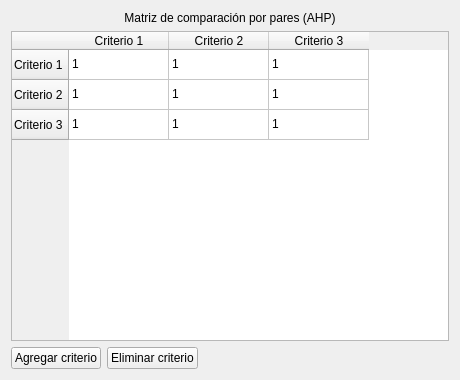
Qt form Desktop/ASIA_HAR_DESKTOP/ui/resources/criteriaTable.ui (ahg00048/ASIA_HAR_PARA_EL_DIAGNOSTICO) before a commit.
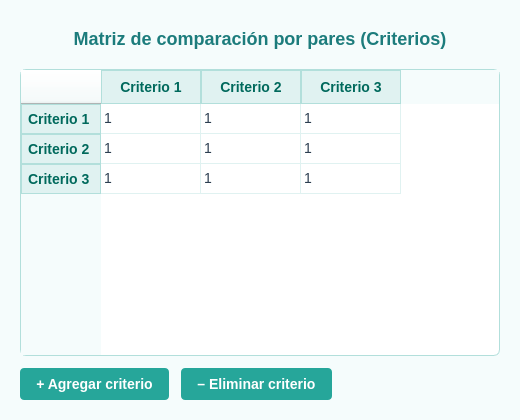
The same form after that commit.

Commit message: mejorando apartado visual de los dos widgets

What changed in the file:
```diff
--- a/Desktop/ASIA_HAR_DESKTOP/ui/resources/criteriaTable.ui
+++ b/Desktop/ASIA_HAR_DESKTOP/ui/resources/criteriaTable.ui
@@ -1,23 +1,84 @@
 <?xml version="1.0" encoding="UTF-8"?>
 <ui version="4.0">
- <class>CriteriaTableWidget</class>
- <widget class="QWidget" name="CriteriaTableWidget">
+ <class>Widget_CriteriaTableWidget</class>
+ <widget class="QWidget" name="Widget_CriteriaTableWidget">
   <property name="geometry">
    <rect>
     <x>0</x>
     <y>0</y>
-    <width>460</width>
-    <height>380</height>
+    <width>520</width>
+    <height>420</height>
    </rect>
   </property>
   <property name="windowTitle">
    <string>Matriz de criterios AHP</string>
   </property>
+  <property name="styleSheet">
+   <string notr="true">
+    QWidget {
+        background-color: #F5FCFC;
+        font-family: "Segoe UI", "Roboto", sans-serif;
+        font-size: 14px;
+        color: #2C3E50;
+    }
+    QLabel#titleLabel {
+        font-size: 18px;
+        font-weight: bold;
+        color: #1C7C7C;
+        padding: 8px;
+    }
+    QTableWidget {
+        background-color: #FFFFFF;
+        border: 1px solid #B2DFDB;
+        border-radius: 6px;
+        gridline-color: #E0F2F1;
+        selection-background-color: #B2DFDB;
+        selection-color: #004D40;
+    }
+    QHeaderView::section {
+        background-color: #E0F2F1;
+        color: #00695C;
+        padding: 6px;
+        border: 1px solid #B2DFDB;
+        border-radius: 0px;
+        font-weight: bold;
+    }
+    QPushButton {
+        background-color: #26A69A;
+        color: white;
+        border: none;
+        border-radius: 4px;
+        padding: 8px 16px;
+        font-weight: bold;
+    }
+    QPushButton:hover {
+        background-color: #00897B;
+    }
+    QPushButton:pressed {
+        background-color: #00796B;
+    }
+   </string>
+  </property>
   <layout class="QVBoxLayout" name="verticalLayout">
+   <property name="spacing">
+    <number>12</number>
+   </property>
+   <property name="leftMargin">
+    <number>20</number>
+   </property>
+   <property name="topMargin">
+    <number>20</number>
+   </property>
+   <property name="rightMargin">
+    <number>20</number>
+   </property>
+   <property name="bottomMargin">
+    <number>20</number>
+   </property>
    <item>
-    <widget class="QLabel" name="label">
+    <widget class="QLabel" name="titleLabel">
      <property name="text">
-      <string>Matriz de comparación por pares (AHP)</string>
+      <string>Matriz de comparación por pares (Criterios)</string>
      </property>
      <property name="alignment">
       <set>Qt::AlignCenter</set>
@@ -123,17 +184,20 @@
    </item>
    <item>
     <layout class="QHBoxLayout" name="horizontalLayout">
+     <property name="spacing">
+      <number>12</number>
+     </property>
      <item>
       <widget class="QPushButton" name="addCriterionButton">
        <property name="text">
-        <string>Agregar criterio</string>
+        <string>+ Agregar criterio</string>
        </property>
       </widget>
      </item>
      <item>
       <widget class="QPushButton" name="removeCriterionButton">
        <property name="text">
-        <string>Eliminar criterio</string>
+        <string>– Eliminar criterio</string>
        </property>
       </widget>
      </item>
```
The commit also changes 2 other files.
